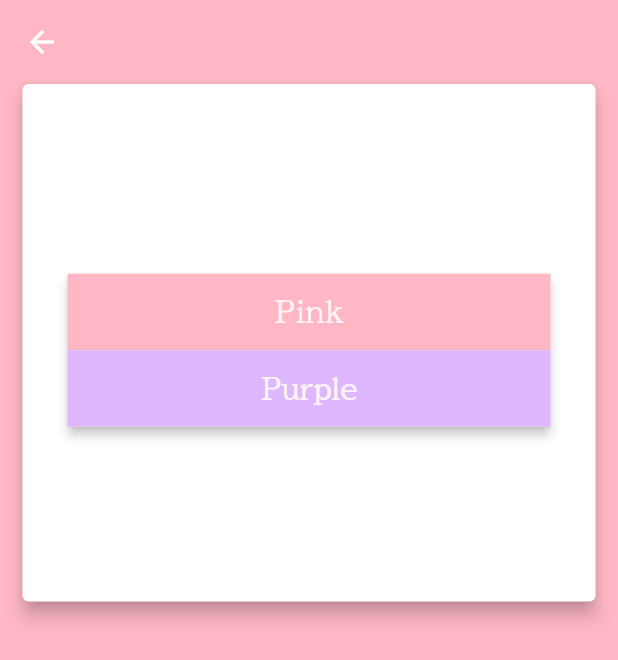
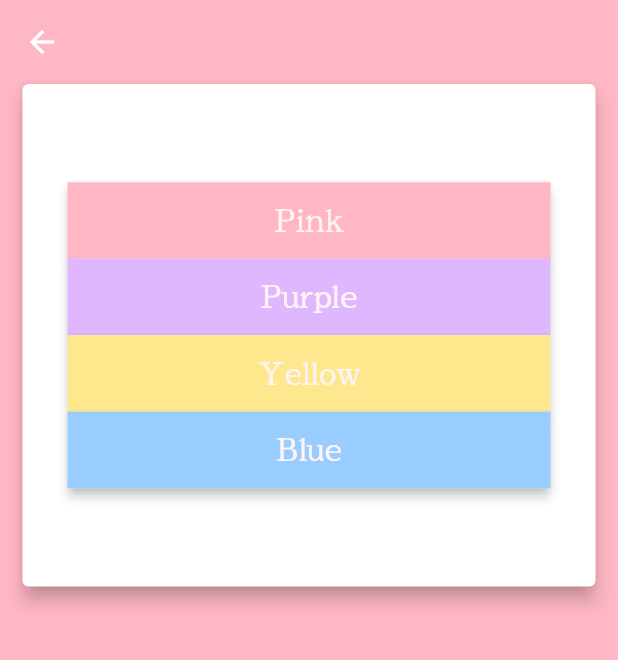
Before and after one commit to asd147asd147/Blossom, a Flutter app: the Summary screen opened directly, on a phone screen of 412 x 824 dp. Shown: the top 660 px of the screen. Run offline on Flutter 3.47's test engine with Material 2 defaults, Android fonts, the phone set to English and light mode, and no system bars; our stand-ins replace currency_text_input_formatter, flutter_animation_progress_bar, timelines; missing offline and left inert: flutter_iconpicker, transition.

Commit message:
Finished app

```diff
--- a/lib/Summary.dart
+++ b/lib/Summary.dart
@@ -47,14 +47,15 @@ class _SummaryState extends State<Summary> {
                 margin: EdgeInsets.symmetric(horizontal: 15),
                 elevation: 5,
                 child: Container(
-                        margin: EdgeInsets.only(top: 10, bottom: 0),
-                        padding: EdgeInsets.symmetric(vertical: 10, horizontal: 15),
+                        padding: EdgeInsets.symmetric(vertical: 0, horizontal: 15),
                         constraints: BoxConstraints.expand(height: 335),
                         child: Column(
                                 mainAxisAlignment: MainAxisAlignment.center,
                                 children: [
                                     themeBuilder(PinkTheme(), PinkTheme.mainColor, 'Pink'),
                                     themeBuilder(PurpleTheme(), PurpleTheme.mainColor, 'Purple'),
+                                    themeBuilder(YellowTheme(), YellowTheme.mainColor, 'Yellow'),
+                                    themeBuilder(BlueTheme(), BlueTheme.mainColor, 'Blue'),
                                 ],
                         ),
                 ),
--- a/lib/homePage.dart
+++ b/lib/homePage.dart
@@ -13,6 +13,7 @@ class HomePage extends StatelessWidget {
     Widget build(BuildContext context) {
         customTheme = context.watch<CustomTheme>();
         return MaterialApp(
+                debugShowCheckedModeBanner: false,
                 theme: CustomTheme.of(context).theme.themeData,
                 home: HomeScreen(),
         );
--- a/lib/theme.dart
+++ b/lib/theme.dart
@@ -79,11 +79,97 @@ class PinkTheme extends DefaultTheme {
 
 class PurpleTheme extends DefaultTheme {
     static Color mainColor = Color(0xffdeb7ff);
-    static Color highLightColor = Color(0xff83578b);
+    static Color highLightColor = Color(0xff9c79ff);
     static Color baseColor = Color(0xffaeabf1);
     static Color defaultColor = Color(0xff8379ff);
     static Color textColor = Color(0xffad9fff);
-    static Color brightColor = Color(0xfffff3f5);
+    static Color brightColor = Color(0xffe7e5ff);
+
+    @override
+    final Color scaffoldBackgroundColor = mainColor;
+
+    final Color appBarIconColor = brightColor;
+
+    final Color homeInfoLabel = baseColor;
+    final Color homeInfoIndicator = mainColor;
+
+    final Color homeInfoBarBackground = mainColor;
+    final Color homeInfoBarProgress = highLightColor;
+    final Color homeInfoBarAbove = highLightColor;
+    final Color homeInfoBarUnder = baseColor;
+
+    final Color homeTimelineTitle = baseColor;
+    final Color homeTimelineInfoTitle = highLightColor;
+    final Color homeTimelineInfoText = defaultColor;
+    final Color homeTimelineIndicator = defaultColor;
+    final Color homeTimelineMainText = defaultColor;
+    final Color homeTimelineSubText = textColor;
+
+    final Color addTabTitle = highLightColor;
+    final Color addTabText = textColor;
+    final Color addTabDivider = baseColor;
+    final Color addTabToggleText = brightColor;
+    final Color addTabToggleBack = highLightColor;
+    final Color addTabToggleBorder = highLightColor;
+    final Color addTabElvatedButton = mainColor;
+
+    final ThemeData themeData = ThemeData(
+            scaffoldBackgroundColor: mainColor,
+            visualDensity: VisualDensity.adaptivePlatformDensity,
+            fontFamily: 'mood',
+    );
+}
+
+class YellowTheme extends DefaultTheme {
+    static Color mainColor = Color(0xfffde88d);
+    static Color highLightColor = Color(0xffffd400);
+    static Color baseColor = Color(0xffffbd47);
+    static Color defaultColor = Color(0xffffd400);
+    static Color textColor = Color(0xfff1d665);
+    static Color brightColor = Color(0xfffff8e5);
+
+    @override
+    final Color scaffoldBackgroundColor = mainColor;
+
+    final Color appBarIconColor = brightColor;
+
+    final Color homeInfoLabel = baseColor;
+    final Color homeInfoIndicator = mainColor;
+
+    final Color homeInfoBarBackground = mainColor;
+    final Color homeInfoBarProgress = highLightColor;
+    final Color homeInfoBarAbove = highLightColor;
+    final Color homeInfoBarUnder = baseColor;
+
+    final Color homeTimelineTitle = baseColor;
+    final Color homeTimelineInfoTitle = highLightColor;
+    final Color homeTimelineInfoText = defaultColor;
+    final Color homeTimelineIndicator = defaultColor;
+    final Color homeTimelineMainText = defaultColor;
+    final Color homeTimelineSubText = textColor;
+
+    final Color addTabTitle = highLightColor;
+    final Color addTabText = textColor;
+    final Color addTabDivider = baseColor;
+    final Color addTabToggleText = brightColor;
+    final Color addTabToggleBack = highLightColor;
+    final Color addTabToggleBorder = highLightColor;
+    final Color addTabElvatedButton = mainColor;
+
+    final ThemeData themeData = ThemeData(
+            scaffoldBackgroundColor: mainColor,
+            visualDensity: VisualDensity.adaptivePlatformDensity,
+            fontFamily: 'mood',
+    );
+}
+
+class BlueTheme extends DefaultTheme {
+    static Color mainColor = Color(0xff99ccff);
+    static Color highLightColor = Color(0xff4595fb);
+    static Color baseColor = Color(0xff99ddff);
+    static Color defaultColor = Color(0xff04b1fb);
+    static Color textColor = Color(0xff68a9fc);
+    static Color brightColor = Color(0xffeffcff);
 
     @override
     final Color scaffoldBackgroundColor = mainColor;
```
Also changed, not shown: 50 other files.
